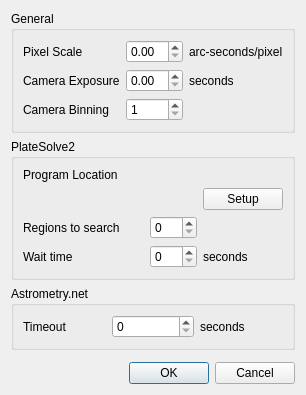
Old version of the form pyastrometry_qt_settings.ui in the repository PythonAstroimagingSuite/pyastrometry.
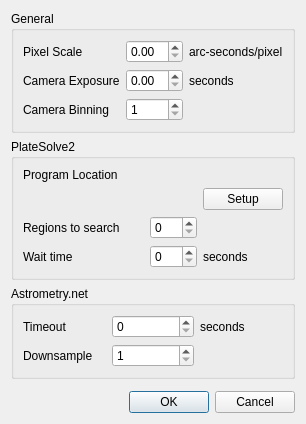
New version of the form.

Commit message: add astrometry.net downsample factor to settings

Diff of the .ui file:
```diff
--- a/pyastrometry_qt_settings.ui
+++ b/pyastrometry_qt_settings.ui
@@ -162,6 +162,23 @@
         </property>
        </widget>
       </item>
+      <item row="1" column="0">
+       <widget class="QLabel" name="label_12">
+        <property name="text">
+         <string>Downsample</string>
+        </property>
+       </widget>
+      </item>
+      <item row="1" column="1">
+       <widget class="QSpinBox" name="astrometry_downsample_spinbox">
+        <property name="minimum">
+         <number>1</number>
+        </property>
+        <property name="maximum">
+         <number>4</number>
+        </property>
+       </widget>
+      </item>
      </layout>
     </widget>
    </item>
```
The commit also changes 2 other files.
